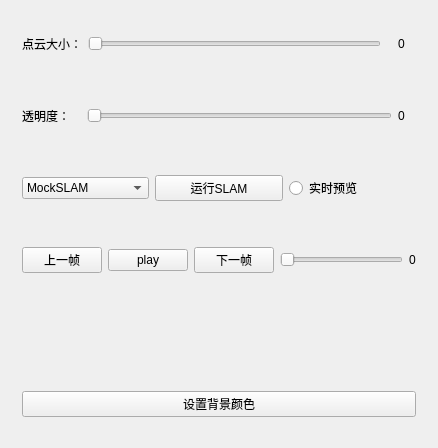
First picture: the form in 3DPCViewer/src/ui/InteractionWidget.ui, repository lexxxx-cmd/3DPCViewer, before the edit.
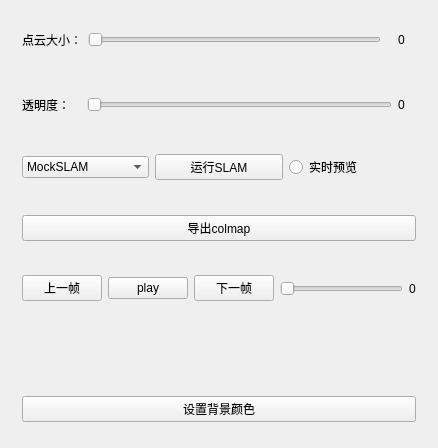
Second picture: the form after the edit. Custom widgets are drawn as their Qt base class.

```diff
--- a/3DPCViewer/src/ui/InteractionWidget.ui
+++ b/3DPCViewer/src/ui/InteractionWidget.ui
@@ -114,6 +114,19 @@
      </layout>
     </widget>
    </item>
+   <item>
+    <widget class="QWidget" name="widget_9" native="true">
+     <layout class="QGridLayout" name="gridLayout_2">
+      <item row="0" column="0">
+       <widget class="QPushButton" name="pB_export_cmp">
+        <property name="text">
+         <string>导出colmap</string>
+        </property>
+       </widget>
+      </item>
+     </layout>
+    </widget>
+   </item>
    <item>
     <widget class="QWidget" name="widget_4" native="true">
      <layout class="QHBoxLayout" name="horizontalLayout_4">
```
